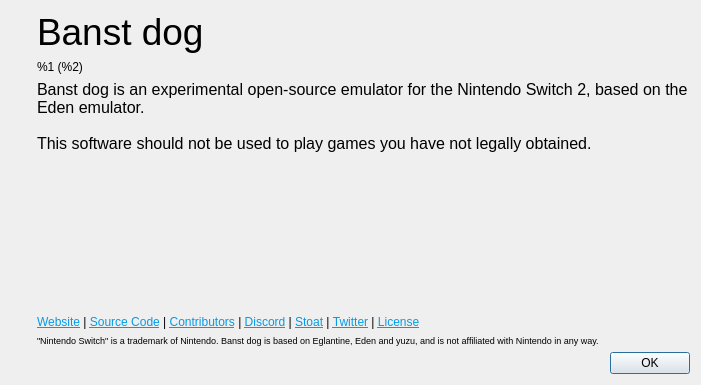
This is src/yuzu/aboutdialog.ui in Banstowi/-glantine--emu-Switch2 as Qt 5 draws it before an edit. The edited form follows.
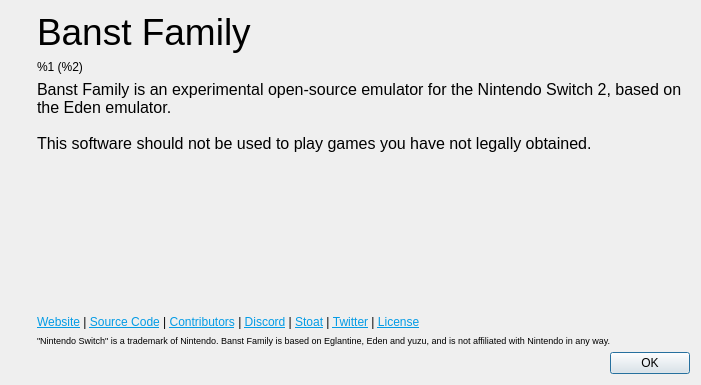
This is the edited form. Icons and pictures are not drawn.

Commit message:
Rename to Banst Family and default the interface to French
Every displayed name (window title, menus, dialogs, translations, Discord status, Linux desktop
entry, macOS bundle and disk image, release titles) now reads Banst Family. The interface
language setting defaults to French ("fr") instead of following the system language; it can
still be changed in the configuration. The banstdog executable, data directory and artifact
names are unchanged.

Claude-Session: https://claude.ai/code/session_01MsSmfafnsutrNsLC2WvgSz

Patch:
```diff
--- a/src/yuzu/aboutdialog.ui
+++ b/src/yuzu/aboutdialog.ui
@@ -69,7 +69,7 @@
           </sizepolicy>
          </property>
          <property name="text">
-          <string>&lt;html&gt;&lt;head/&gt;&lt;body&gt;&lt;p&gt;&lt;span style=&quot; font-size:28pt;&quot;&gt;Banst dog&lt;/span&gt;&lt;/p&gt;&lt;/body&gt;&lt;/html&gt;</string>
+          <string>&lt;html&gt;&lt;head/&gt;&lt;body&gt;&lt;p&gt;&lt;span style=&quot; font-size:28pt;&quot;&gt;Banst Family&lt;/span&gt;&lt;/p&gt;&lt;/body&gt;&lt;/html&gt;</string>
          </property>
         </widget>
        </item>
@@ -102,7 +102,7 @@
 li.unchecked::marker { content: &quot;\2610&quot;; }
 li.checked::marker { content: &quot;\2612&quot;; }
 &lt;/style&gt;&lt;/head&gt;&lt;body style=&quot; font-family:'Noto Sans'; font-size:9pt; font-weight:400; font-style:normal;&quot;&gt;
-&lt;p style=&quot; margin-top:0px; margin-bottom:0px; margin-left:0px; margin-right:0px; -qt-block-indent:0; text-indent:0px;&quot;&gt;&lt;span style=&quot; font-family:'MS Shell Dlg 2'; font-size:12pt;&quot;&gt;Banst dog is an experimental open-source emulator for the Nintendo Switch 2, based on the Eden emulator. &lt;br /&gt;&lt;br /&gt;This software should not be used to play games you have not legally obtained.&lt;/span&gt;&lt;/p&gt;&lt;/body&gt;&lt;/html&gt;</string>
+&lt;p style=&quot; margin-top:0px; margin-bottom:0px; margin-left:0px; margin-right:0px; -qt-block-indent:0; text-indent:0px;&quot;&gt;&lt;span style=&quot; font-family:'MS Shell Dlg 2'; font-size:12pt;&quot;&gt;Banst Family is an experimental open-source emulator for the Nintendo Switch 2, based on the Eden emulator. &lt;br /&gt;&lt;br /&gt;This software should not be used to play games you have not legally obtained.&lt;/span&gt;&lt;/p&gt;&lt;/body&gt;&lt;/html&gt;</string>
          </property>
          <property name="alignment">
           <set>Qt::AlignmentFlag::AlignLeading|Qt::AlignmentFlag::AlignLeft|Qt::AlignmentFlag::AlignVCenter</set>
@@ -144,7 +144,7 @@
           </sizepolicy>
          </property>
          <property name="text">
-          <string>&lt;html&gt;&lt;head/&gt;&lt;body&gt;&lt;p&gt;&lt;span style=&quot; font-size:7pt;&quot;&gt;&amp;quot;Nintendo Switch&amp;quot; is a trademark of Nintendo. Banst dog is based on Eglantine, Eden and yuzu, and is not affiliated with Nintendo in any way.&lt;/span&gt;&lt;/p&gt;&lt;/body&gt;&lt;/html&gt;</string>
+          <string>&lt;html&gt;&lt;head/&gt;&lt;body&gt;&lt;p&gt;&lt;span style=&quot; font-size:7pt;&quot;&gt;&amp;quot;Nintendo Switch&amp;quot; is a trademark of Nintendo. Banst Family is based on Eglantine, Eden and yuzu, and is not affiliated with Nintendo in any way.&lt;/span&gt;&lt;/p&gt;&lt;/body&gt;&lt;/html&gt;</string>
          </property>
         </widget>
        </item>
```
Left out of the diff: 2 changed lines with no effect on the pictures. The commit also changes 54 other files.
